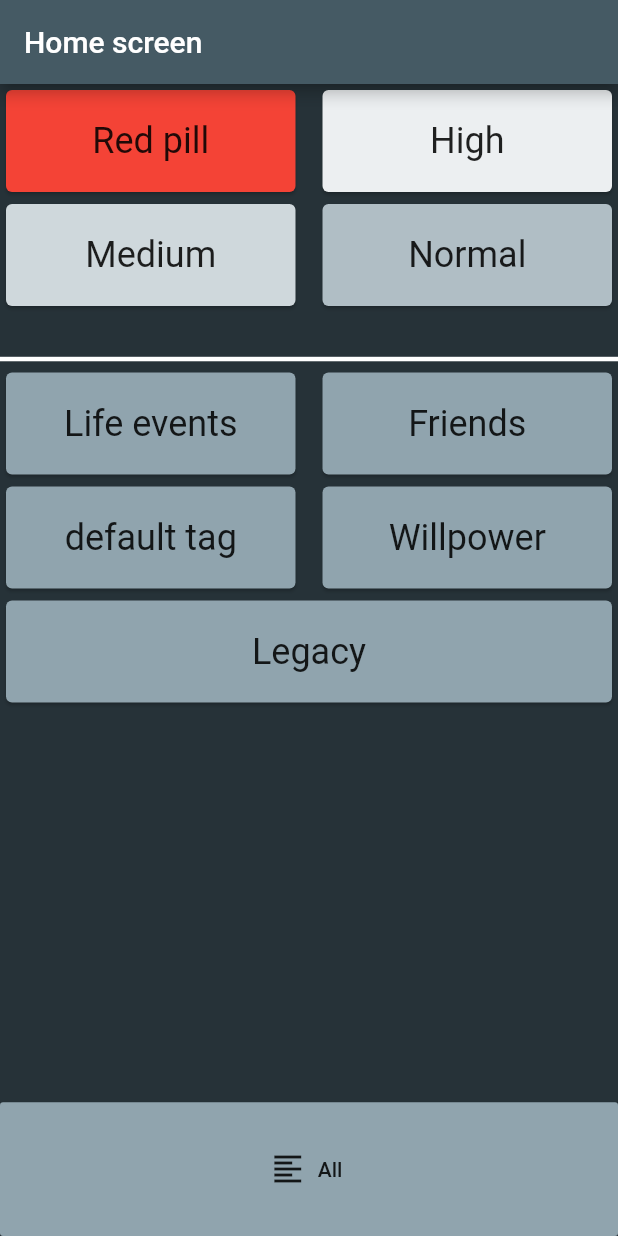
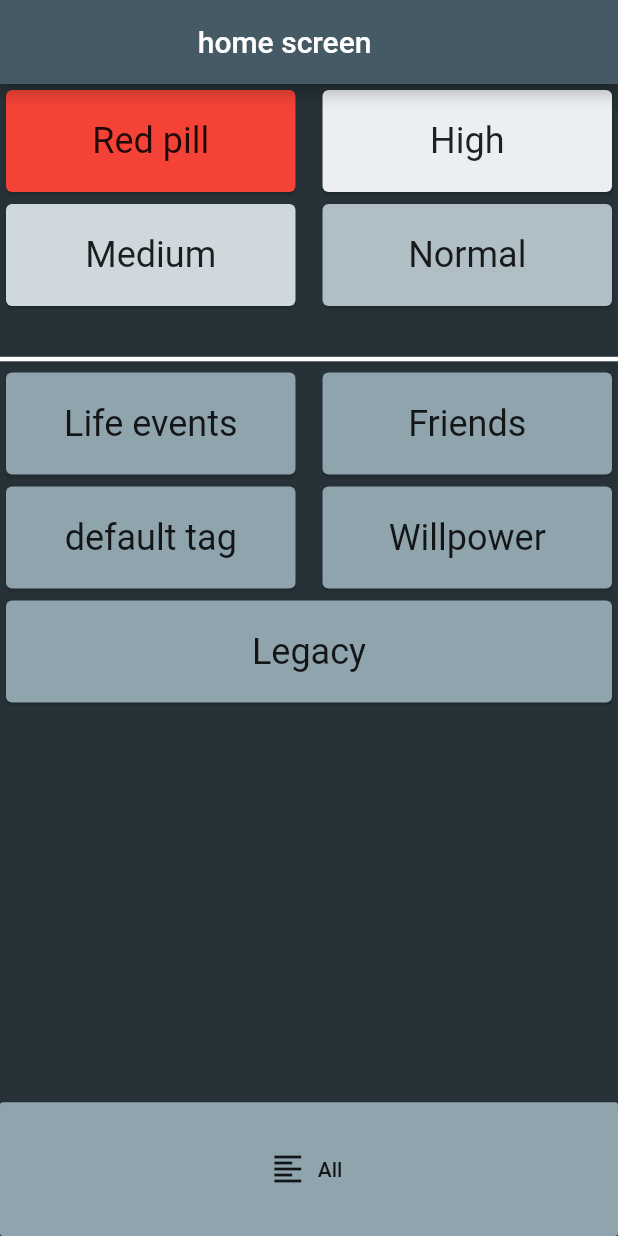
Before and after one commit to pzet123/writings, a Flutter app: the screen it shows after launch, on a phone screen of 412 x 824 dp. Run offline on Flutter 3.47's test engine with Material 2 defaults, Android fonts, the phone set to English and light mode, and no system bars.

Commit message:
Added animations for title bars

```diff
--- /dev/null
+++ b/lib/appBarTitle.dart
@@ -0,0 +1,35 @@
+import 'package:flutter/material.dart';
+
+
+class AppBarTitle extends StatefulWidget {
+  String title;
+  AppBarTitle(String title){
+    this.title = title;
+  }
+  @override
+  _AppBarTitleState createState() => _AppBarTitleState(this.title);
+
+
+}
+
+class _AppBarTitleState extends State<AppBarTitle> {
+  String title;
+  _AppBarTitleState(String title){
+    this.title = title;
+  }
+  @override
+  Widget build(BuildContext context) {
+    return TweenAnimationBuilder(
+        tween: Tween<double>(begin: 0, end: 1),
+        duration: Duration(seconds: 1),
+        child: Text(this.title),
+        builder: (BuildContext context, double val, Widget child){
+          return Opacity(
+              opacity: val,
+              child: Center(
+                child: child,
+                widthFactor: val * 3,
+              ));
+        });
+  }
+}
--- a/lib/homeScreen.dart
+++ b/lib/homeScreen.dart
@@ -4,7 +4,7 @@ import 'dart:collection';
 import 'package:flutter/material.dart';
 import 'package:flutter/rendering.dart';
 import 'package:writings/Writing.dart';
-
+import 'appBarTitle.dart';
 const String highestImportance = "Red pill";
 const String highImportance = "High";
 const String mediumImportance = "Medium";
@@ -13,7 +13,7 @@ const List folderImportanceAttributes = [[highestImportance, Colors.red], [highI
 
 List<Writing> writings = [Writing("Beaver mentality", "A reflection on the mindset of the beaver", "The beaver is a hard worker, determined to build their dam.", DateTime.now(), highImportance, {"default tag"}),
   Writing("Beaver mentality", "A reflection on the mindset of the beaver", "The beaver is a hard worker, determined to build their dam.\n\n\n\n\n\n\n\n\n\n\n\n\n\n\n\n\n\n\n\n\n\n\n\n\n\n\n\n\n\n\n\n\n\n\n\n\n Yeah", DateTime.now(), highestImportance, {"default tag"}),
-  Writing("Beaver mentality", "A reflection on the mindset of the beaver", "The beaver is a hard worker, determined to build their dam.", DateTime.now(), mediumImportance, {"default tag"}),
+  Writing("Beaver mentality", "A reflection on the mindset of the beaver", "The beaver is a hard worker, determined to build their dam.", DateTime.now(), mediumImportance, {"default tag", "Willpower"}),
   Writing("Beaver mentality", "A reflection on the mindset of the beaver", "The beaver is a hard worker, determined to build their dam.", DateTime.now(), mediumImportance, {"default tag"}),
   Writing("Beaver mentality", "A reflection on the mindset of the beaver", "The beaver is a hard worker, determined to build their dam.", DateTime.now(), mediumImportance, {"default tag"}),
   Writing("Beaver mentality", "A reflection on the mindset of the beaver", "The beaver is a hard worker, determined to build their dam.", DateTime.now(), mediumImportance, {"default tag"}),
@@ -27,23 +27,37 @@ List<Writing> writings = [Writing("Beaver mentality", "A reflection on the minds
 
 
 
-class homeScreen extends StatelessWidget {
+class homeScreen extends StatefulWidget {
 
 
+  @override
+  _homeScreenState createState() => _homeScreenState();
+}
+
+class _homeScreenState extends State<homeScreen> {
   HashSet tags;
+
   Map writingImportanceMap;
   Map writingTagMap;
 
-  @override
-  Widget build(BuildContext context) {
+  List<Widget> importanceFolders;
+  List<Widget> tagFolders;
+
+  void update(){
     tags = getTags();
     writingImportanceMap = sortWritingsByImportance();
     writingTagMap = sortWritingsByTag(tags.toList());
-    List<Widget> importanceFolders = getImportanceFolders(writingImportanceMap, context);
-    List<Widget> tagFolders = getTagFolders(writingTagMap, context, tags);
+    importanceFolders = getImportanceFolders(writingImportanceMap, context);
+    tagFolders = getTagFolders(writingTagMap, context, tags);
+  }
+
+  @override
+  Widget build(BuildContext context) {
+    print("Build called");
+    update();
     return Scaffold(
       appBar: AppBar(
-        title: Text("Home screen"),
+        title: AppBarTitle("home screen"),
         backgroundColor: Colors.blueGrey[700],
       ),
       body: Container(
@@ -67,7 +81,10 @@ class homeScreen extends StatelessWidget {
               flex: 2,
               child: RaisedButton.icon(
                   onPressed: () {
-                    Navigator.pushNamed(context, "/writingScreen", arguments: writings);
+                    setState(() {
+                      update();
+                    });
+                    Navigator.pushNamed(context, "/writingScreen", arguments: {"WritingsToDisplay":writings, "Writings":writings});
                     },
                   icon: Icon(Icons.format_align_left),
                   label: Text("All"),
@@ -79,11 +96,8 @@ class homeScreen extends StatelessWidget {
       ),
     );
   }
+}
 
-
-
-
-}
 
 Map sortWritingsByImportance(){
   Map writingMap = new Map();
@@ -124,7 +138,6 @@ Map sortWritingsByTag(List<String> tags){
     for(Writing writing in writingTemp){
       if(writing.tags.contains(tag)) {
         writingTagList.add(writing);
-        //writingTemp.remove(writing);
       }
     }
     writingMap[tag] = writingTagList;
@@ -168,7 +181,7 @@ List<Widget> getImportanceFolders(Map writingImportanceMap, BuildContext context
     return GestureDetector(
       child: getFolderCard(importanceAttributes[0], importanceAttributes[1]),
       onTap: () {
-        Navigator.pushNamed(context, "/writingScreen", arguments: writingImportanceMap[importanceAttributes[0]]);
+        Navigator.pushNamed(context, "/writingScreen", arguments: {"WritingsToDisplay":writingImportanceMap[importanceAttributes[0]], "Writings":writings});
       },
     );
   }).toList();
@@ -180,7 +193,7 @@ List<Widget> getTagFolders(Map writingTagMap, BuildContext context, HashSet tags
     return GestureDetector(
       child: getFolderCard(tag, Colors.blueGrey[300]),
       onTap: (){
-        Navigator.pushNamed(context, "/writingScreen", arguments: writingTagMap[tag]);
+        Navigator.pushNamed(context, "/writingScreen", arguments: {"WritingsToDisplay":writingTagMap[tag], "Writings":writings});
       },
     );
   }).toList();
--- a/lib/main.dart
+++ b/lib/main.dart
@@ -7,7 +7,6 @@ import 'writingScreen.dart';
 import 'package:writings/writingCreation.dart';
 import 'package:writings/writingViewing.dart';
 
-
 void main() => runApp(new MaterialApp(
   initialRoute: "/home",
   routes: {"/home": (context) => homeScreen(),
```
Also changed, not shown: lib/writingCreation.dart (+6 -1 lines), lib/writingScreen.dart (+10 -6 lines).
